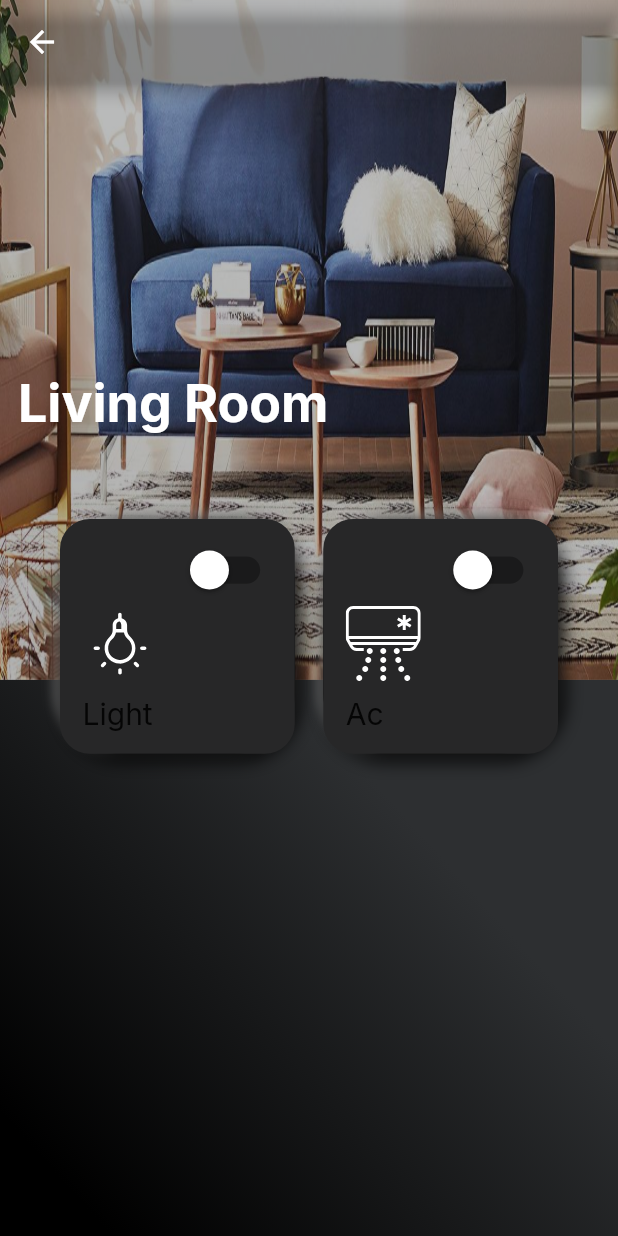
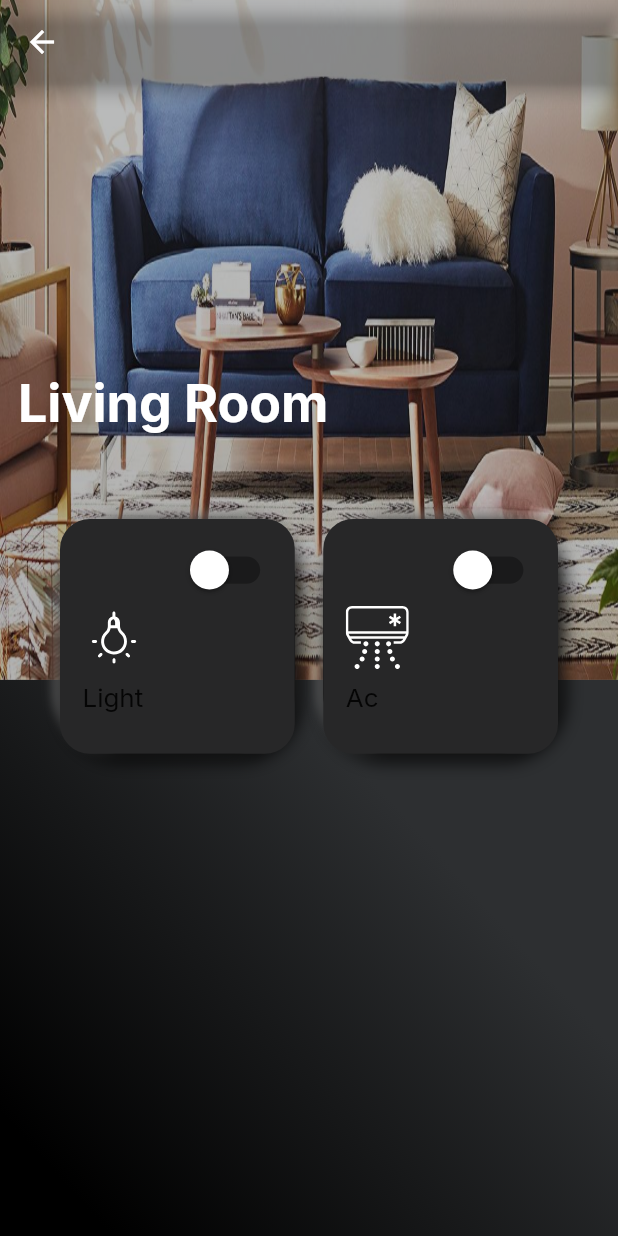
Before and after one commit to nikhil8182/smartappv2, a Flutter app: the FirstPage screen opened directly, after a tap on "Living Room", on a phone screen of 412 x 824 dp. Run offline on Flutter 3.47's test engine with Material 2 defaults, Android fonts, the phone set to English and light mode, and no system bars; our stand-ins replace firebase_auth, firebase_core, floating_bottom_navigation_bar, flutter_local_notifications, flutter_neumorphic, flutter_svg and 5 more; accounts and stored records are empty.

Commit message:
6.06 27/8/21

```diff
--- a/lib/firstPage/individual_page.dart
+++ b/lib/firstPage/individual_page.dart
@@ -134,7 +134,7 @@ class _IndividualPageState extends State<IndividualPage> {
 
                   Container(
                     padding: EdgeInsets.symmetric(horizontal: 40.0),
-                    height: height * 0.45,
+                    height: height * 0.55,
                     width: width * 1.0,
                     color: Colors.transparent,
                     // decoration: BoxDecoration(
@@ -371,14 +371,14 @@ class _SelectCardState extends State<SelectCard> {
                     children: [
                       SvgPicture.asset(
                         widget.choice.image,
-                        height: 50.0,
+                        height: height * 0.051,
                       ),
                       SizedBox(
-                        height: 10.0,
+                        height: height * 0.010,
                       ),
                       Text(
                         widget.choice.title,
-                        style: GoogleFonts.inter(fontSize: 20.0),
+                        style: GoogleFonts.inter(fontSize: height * 0.021),
                       ),
                     ],
                   ),
```
Also changed, not shown: pubspec.lock, 6 other files.
